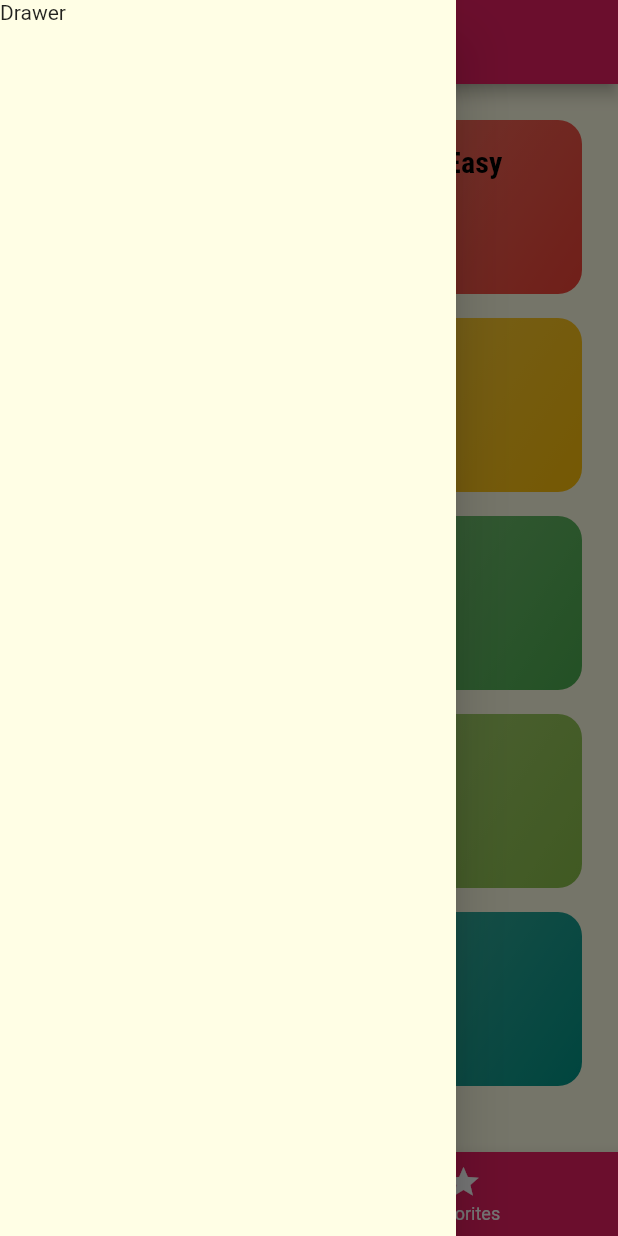
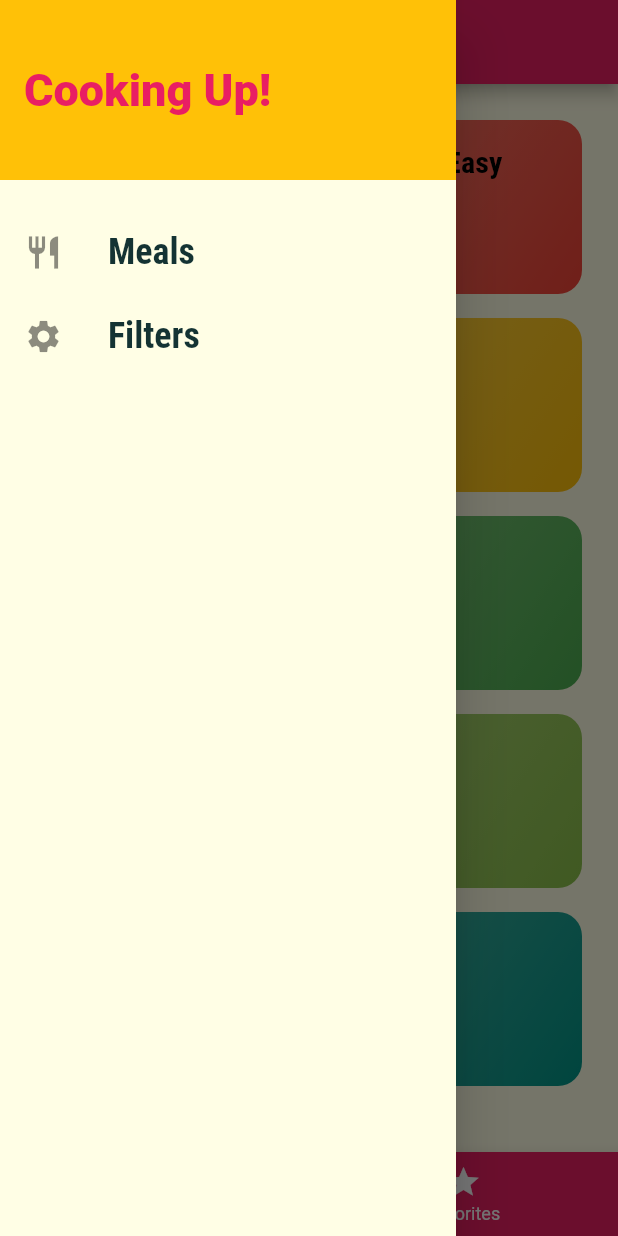
Before and after one commit to vaibhav-jani/the_flutter_project, a Flutter app: the screen it shows after launch, with the side drawer open, on a phone screen of 412 x 824 dp. Run offline on Flutter 3.47's test engine with Material 2 defaults, Android fonts, the phone set to English and light mode, and no system bars; missing offline and left inert: dart:ffi.

Commit message:
Added drawer

```diff
--- a/lib/meals/meals_app.dart
+++ b/lib/meals/meals_app.dart
@@ -1,4 +1,5 @@
 import 'package:flutter/material.dart';
+import 'package:the_flutter_project/meals/screens/filters_screen.dart';
 import 'package:the_flutter_project/meals/screens/meal_detail_screen.dart';
 import 'package:the_flutter_project/meals/screens/tabs_screen.dart';
 import 'screens/category_meals_screen.dart';
@@ -15,7 +16,8 @@
       routes: {
         '/': (context) => const TabsScreen(),
         CategoryMealsScreen.routeName: (context) => const CategoryMealsScreen(),
-        MealDetailScreen.routeName: (context) => const MealDetailScreen()
+        MealDetailScreen.routeName: (context) => const MealDetailScreen(),
+        FiltersScreen.routeName: (context) => const FiltersScreen(),
       },
       onGenerateRoute: (settings) {
         print(settings.name);
@@ -36,10 +38,7 @@
     ),
     canvasColor: const Color.fromRGBO(255, 254, 229, 1),
     fontFamily: 'Raleway',
-    textTheme: ThemeData
-        .light()
-        .textTheme
-        .copyWith(
+    textTheme: ThemeData.light().textTheme.copyWith(
           bodyLarge: const TextStyle(
             color: Color.fromRGBO(20, 51, 51, 1),
           ),
--- a/lib/meals/screens/tabs_screen.dart
+++ b/lib/meals/screens/tabs_screen.dart
@@ -1,4 +1,5 @@
 import 'package:flutter/material.dart';
+import 'package:the_flutter_project/meals/widgets/main_drawer.dart';
 
 import './favorites_screen.dart';
 import './categories_screen.dart';
@@ -41,9 +42,7 @@
               ),
         ),
       ),
-      drawer: const Drawer(
-        child: Text('Drawer'),
-      ),
+      drawer:const MainDrawer(),
       body: _pages[_selectedPageIndex]['page'] as Widget,
       bottomNavigationBar: BottomNavigationBar(
         onTap: _selectPage,
--- /dev/null
+++ b/lib/meals/widgets/main_drawer.dart
@@ -0,0 +1,77 @@
+import 'package:flutter/material.dart';
+
+import '../screens/filters_screen.dart';
+
+class MainDrawer extends StatelessWidget {
+  const MainDrawer({super.key});
+
+  @override
+  Widget build(BuildContext context) {
+    return Drawer(
+      child: Column(
+        children: [
+          Container(
+            height: 120,
+            width: double.infinity,
+            padding: const EdgeInsets.all(16),
+            alignment: Alignment.centerLeft,
+            color: Theme.of(context).colorScheme.secondary,
+            child: Text(
+              "Cooking Up!",
+              style: TextStyle(
+                fontWeight: FontWeight.w900,
+                fontSize: 30,
+                color: Theme.of(context).colorScheme.primary,
+              ),
+            ),
+          ),
+          const SizedBox(
+            height: 20,
+          ),
+          _menu(
+            "Meals",
+            Icons.restaurant,
+            () {
+              Navigator.of(context).pushReplacementNamed(
+                "/",
+              );
+            },
+          ),
+          _menu(
+            "Filters",
+            Icons.settings,
+            () {
+              Navigator.of(context).pushReplacementNamed(
+                FiltersScreen.routeName,
+              );
+            },
+          )
+        ],
+      ),
+    );
+  }
+
+  Widget _menu(
+    String title,
+    IconData icon,
+    Function onTap,
+  ) {
+    return ListTile(
+      leading: Icon(
+        icon,
+        size: 26,
+      ),
+      title: Text(
+        title,
+        style: const TextStyle(
+          fontFamily: 'RobotoCondensed',
+          fontSize: 24,
+          fontWeight: FontWeight.bold,
+        ),
+      ),
+      onTap: () {
+        onTap();
+      },
+    );
+  }
+}
```
Also changed, not shown: lib/meals/screens/filters_screen.dart (added, +27 -0 lines). Lines whose indentation alone changed are shown as unchanged.
